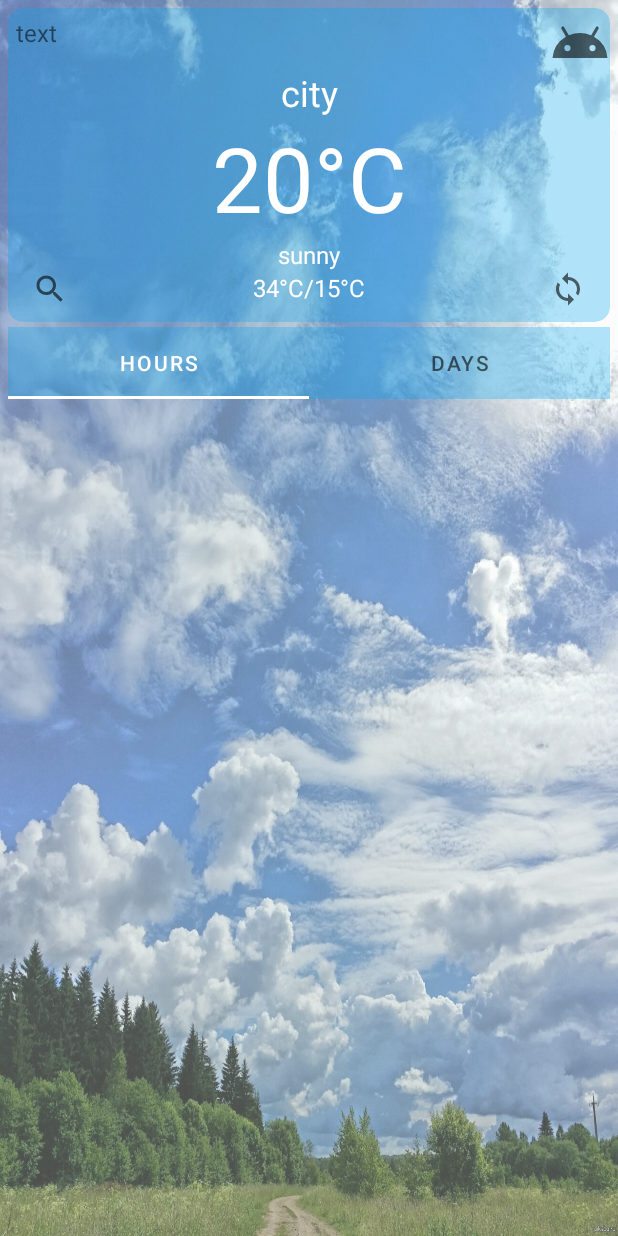
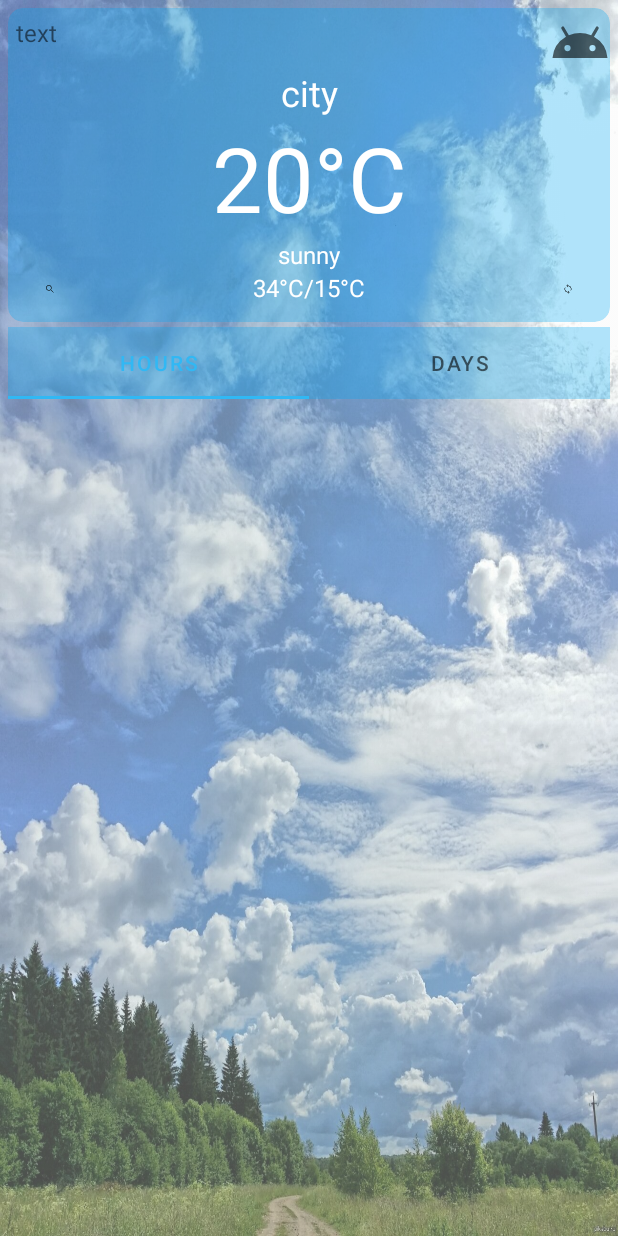
Before and after one commit to YuraYakovlev/Weather, an Android app: the screen it shows after launch (MainActivity), after a tap on an icon or button, on a phone screen of 412 x 824 dp. Run offline under Robolectric (Android 15) with nearby library versions, the phone set to English and light mode, and no system bars; our stand-ins replace Picasso, Volley; pictures from the network do not load; Roboto replaces fonts that are not available here; 2 statements that could not run were skipped; 1 other tap on this screen came first.

Commit message:
animation button search and sync

```diff
--- /dev/null
+++ b/app/src/main/java/com/example/weather/BounceInterpolator.kt
@@ -0,0 +1,13 @@
+package com.example.weather
+
+import android.view.animation.Interpolator
+
+class BounceInterpolator(
+    private val amplitude: Double,
+    private val frequency: Double
+) : Interpolator {
+    override fun getInterpolation(p0: Float): Float {
+        return (-1 * Math.pow(Math.E, -p0/ amplitude) *
+                Math.cos(frequency * p0) + 1).toFloat()
+    }
+}
--- a/app/src/main/java/com/example/weather/MainActivity.kt
+++ b/app/src/main/java/com/example/weather/MainActivity.kt
@@ -1,14 +1,8 @@
 package com.example.weather
 
 import android.os.Bundle
-import android.util.Log
 import androidx.appcompat.app.AppCompatActivity
-import com.android.volley.Request
-import com.android.volley.toolbox.StringRequest
-import com.android.volley.toolbox.Volley
-import com.example.weather.databinding.ActivityMainBinding
 import com.example.weather.fragments.MainFragment
-import org.json.JSONObject
 
 class MainActivity : AppCompatActivity() {
     override fun onCreate(savedInstanceState: Bundle?) {
--- a/app/src/main/java/com/example/weather/fragments/HoursFragment.kt
+++ b/app/src/main/java/com/example/weather/fragments/HoursFragment.kt
@@ -11,7 +11,6 @@ import com.example.weather.MainViewModel
 import com.example.weather.adapters.WeatherAdapter
 import com.example.weather.adapters.WeatherModel
 import com.example.weather.databinding.FragmentHoursBinding
-import com.squareup.picasso.Picasso
 import org.json.JSONArray
 import org.json.JSONObject
 
--- a/app/src/main/java/com/example/weather/fragments/MainFragment.kt
+++ b/app/src/main/java/com/example/weather/fragments/MainFragment.kt
@@ -1,12 +1,18 @@
 package com.example.weather.fragments
 
 import android.Manifest
+import android.content.Context
+import android.content.Intent
 import android.content.pm.PackageManager
+import android.location.LocationManager
 import android.os.Bundle
+import android.provider.Settings
 import android.util.Log
 import android.view.LayoutInflater
 import android.view.View
 import android.view.ViewGroup
+import android.view.animation.Animation
+import android.view.animation.AnimationUtils
 import android.widget.Toast
 import androidx.activity.result.ActivityResultLauncher
 import androidx.activity.result.contract.ActivityResultContracts
@@ -17,13 +23,16 @@ import androidx.fragment.app.activityViewModels
 import com.android.volley.Request
 import com.android.volley.toolbox.StringRequest
 import com.android.volley.toolbox.Volley
+import com.example.weather.BounceInterpolator
+import com.example.weather.DialogManager
 import com.example.weather.MainViewModel
+import com.example.weather.R
 import com.example.weather.adapters.VpAdapter
 import com.example.weather.adapters.WeatherModel
 import com.example.weather.databinding.FragmentMainBinding
 import com.google.android.gms.location.FusedLocationProviderClient
-import com.google.android.gms.location.LocationRequest
 import com.google.android.gms.location.LocationServices
+import com.google.android.gms.location.Priority
 import com.google.android.gms.tasks.CancellationTokenSource
 import com.google.android.material.tabs.TabLayoutMediator
 import com.squareup.picasso.Picasso
@@ -37,12 +46,10 @@ class MainFragment : Fragment() {
         HoursFragment.newInstance(),
         DaysFragment.newInstance()
     )
-    private val tLIst = listOf(
-        "HOURS",
-        "DAYS"
-    )
+    private val animation: Animation by lazy { AnimationUtils.loadAnimation(context, R.anim.animation) }
     private lateinit var plauncher: ActivityResultLauncher<String>
     private lateinit var binding: FragmentMainBinding
+    private lateinit var loc: String
     private val model: MainViewModel by activityViewModels()
 
     override fun onCreateView(
@@ -55,23 +62,59 @@ class MainFragment : Fragment() {
 
     override fun onViewCreated(view: View, savedInstanceState: Bundle?) {
         super.onViewCreated(view, savedInstanceState)
+        val tLIst = listOf(
+            requireContext().getString(R.string.hours),
+            requireContext().getString(R.string.days),
+        )
         checkPermission()
-        init()
+        init(tLIst)
         updateCurrentCard()
-        getLocation()
     }
 
-    private fun init() = with(binding) {
+    override fun onResume() {
+        super.onResume()
+        checkLocation()
+    }
+
+    private fun init(list: List<String>) = with(binding) {
         fLocationClient = LocationServices.getFusedLocationProviderClient(requireContext())
         val adapter = VpAdapter(activity as FragmentActivity, fList)
         vp.adapter = adapter
         TabLayoutMediator(tabLayout, vp) { tab, pos ->
-            tab.text = tLIst[pos]
+            tab.text = list[pos]
         }.attach()
         ibSync.setOnClickListener {
+            dipTapButton()
+            ibSync.startAnimation(animation)
             tabLayout.selectTab(tabLayout.getTabAt(0))
+            checkLocation()
+        }
+        ibSearch.setOnClickListener {
+            dipTapButton()
+            ibSearch.startAnimation(animation)
+            DialogManager.searchByNameDialog(requireContext(), object : DialogManager.Listener {
+                override fun onClick(name: String?) {
+                    name?.let { it1 -> requestWeatherData(it1) }
+                }
+            })
+        }
+    }
+
+    private fun checkLocation() = with(binding) {
+        if (isLocationEnabled()) {
             getLocation()
+        } else {
+            DialogManager.locationSettingsDialog(requireContext(), object : DialogManager.Listener {
+                override fun onClick(name: String?) {
+                    startActivity(Intent(Settings.ACTION_LOCATION_SOURCE_SETTINGS))
+                }
+            })
         }
+    }
+
+    private fun isLocationEnabled(): Boolean {
+        val lm = activity?.getSystemService(Context.LOCATION_SERVICE) as LocationManager
+        return lm.isProviderEnabled(LocationManager.GPS_PROVIDER)
     }
 
     private fun getLocation() {
@@ -87,9 +130,10 @@ class MainFragment : Fragment() {
             return
         }
         fLocationClient
-            .getCurrentLocation(LocationRequest.PRIORITY_HIGH_ACCURACY, ct.token)
+            .getCurrentLocation(Priority.PRIORITY_HIGH_ACCURACY, ct.token)
             .addOnCompleteListener {
-                requestWeatherData("${it.result.latitude},${it.result.longitude}")
+                loc = "${it.result.latitude},${it.result.longitude}"
+                requestWeatherData(loc)
             }
     }
 
@@ -133,6 +177,7 @@ class MainFragment : Fragment() {
             url,
             { result ->
                 parseWeatherData(result)
+                Log.d("MyLog", result)
             },
             { error ->
                 Log.d("MyLog", "Error: $error")
@@ -186,6 +231,11 @@ class MainFragment : Fragment() {
         model.liveDataCurrent.value = item
     }
 
+    private fun dipTapButton() {
+        val interpolator = BounceInterpolator(0.1, 100.0)
+        animation.interpolator = interpolator
+    }
+
     companion object {
         @JvmStatic
         fun newInstance() = MainFragment()
--- /dev/null
+++ b/app/src/main/res/anim/animation.xml
@@ -0,0 +1,11 @@
+<?xml version="1.0" encoding="utf-8"?>
+<set xmlns:android="http://schemas.android.com/apk/res/android" >
+    <scale
+        android:duration="2000"
+        android:fromXScale="0.3"
+        android:toXScale="1.0"
+        android:fromYScale="0.3"
+        android:toYScale="1.0"
+        android:pivotX="50%"
+        android:pivotY="50%" />
+</set>
--- a/app/src/main/res/values/themes.xml
+++ b/app/src/main/res/values/themes.xml
@@ -2,7 +2,7 @@
     <!-- Base application theme. -->
     <style name="Theme.Weather" parent="Theme.MaterialComponents.DayNight.DarkActionBar">
         <!-- Primary brand color. -->
-        <item name="colorPrimary">@color/white</item>
+        <item name="colorPrimary">@color/blue</item>
         <item name="colorPrimaryVariant">@color/blue</item>
         <item name="colorOnPrimary">@color/white</item>
         <!-- Secondary brand color. -->
```
Also changed, not shown: app/src/main/java/com/example/weather/DialogManager.kt (added, +54 -0 lines), app/src/main/res/values/strings.xml (+9 -2 lines), 1 other file.
